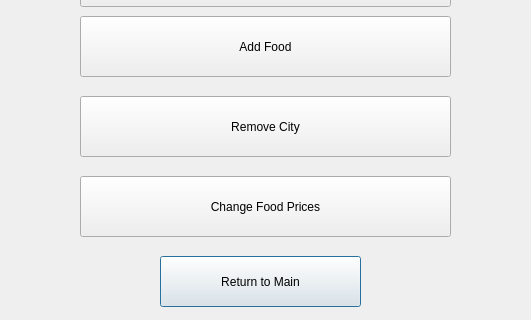
First picture: the form in admin.ui, repository The-afroman/CS1D-vacation-project, before the edit; both pictures show x 200 to 731 and y 134 to 454 of the 933 by 454 pixel window.
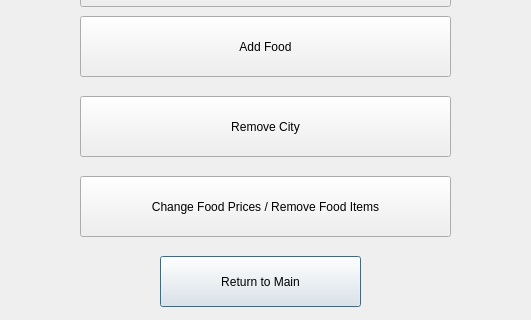
Second picture: the form after the edit.

Commit message:
Updated UI and added Placeholder Texts
Updated Admin Panel UI along with submenus for more cohesive usage

What changed in the file:
```diff
--- a/admin.ui
+++ b/admin.ui
@@ -92,7 +92,7 @@
     </rect>
    </property>
    <property name="text">
-    <string>Change Food Prices</string>
+    <string>Change Food Prices / Remove Food Items</string>
    </property>
   </widget>
  </widget>
```
The commit also changes 2 other files.
